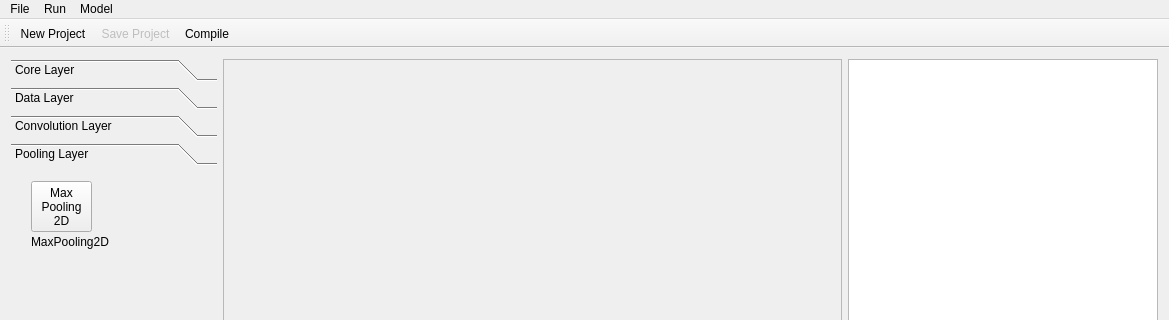
The window that app/mainwindow.ui (kelvin34501/alchimia_repo) describes before a commit, drawn with Qt 5; both pictures show x 0 to 1169 and y 0 to 320 of the 1169 by 747 pixel window.
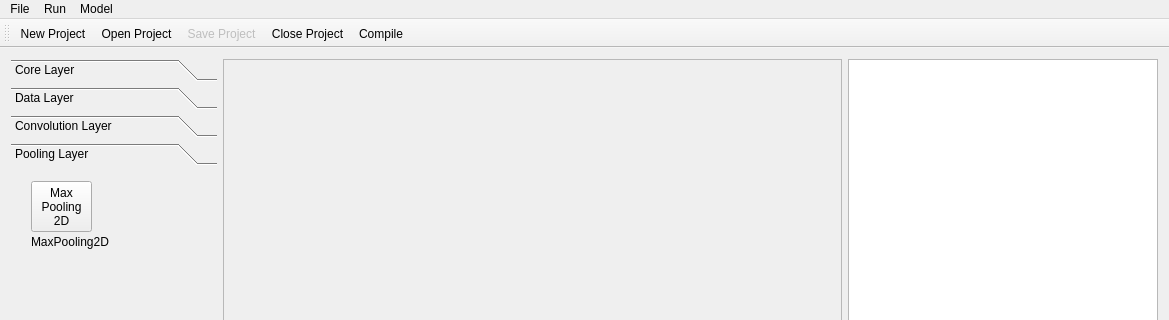
The same window after the commit. The open tabs and pages were chosen to show the change. Icons and pictures are not drawn.

```diff
--- a/app/mainwindow.ui
+++ b/app/mainwindow.ui
@@ -414,7 +414,9 @@
     <bool>false</bool>
    </attribute>
    <addaction name="actionNew_Project"/>
+   <addaction name="actionOpen_Project"/>
    <addaction name="actionSave_Project"/>
+   <addaction name="actionClose_Project"/>
    <addaction name="actionCompile"/>
   </widget>
   <action name="actionCompile">
```
Left out of the diff: 34 changed lines with no effect on the pictures.
